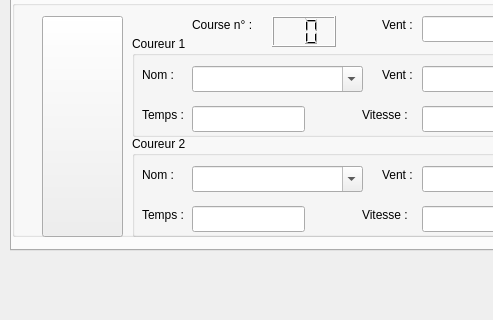
Above: cguisession.ui from PhASnBenoit/appPMV before the change; both pictures show x 0 to 493 and y 139 to 459 of the 792 by 459 pixel window. Below: the same form after it.
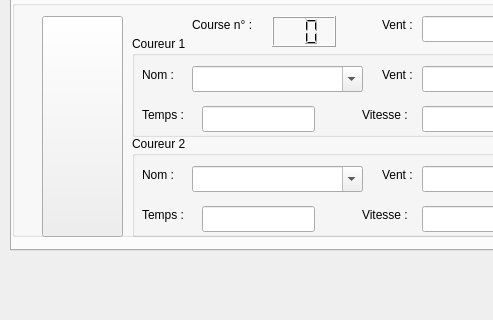
That is the form after the change. Icons and pictures are not drawn.

Commit message: correction affichage

Diff of the .ui file:
```diff
--- a/cguisession.ui
+++ b/cguisession.ui
@@ -163,12 +163,18 @@
        <widget class="QLineEdit" name="leT2">
         <property name="geometry">
          <rect>
-          <x>60</x>
+          <x>70</x>
           <y>70</y>
           <width>113</width>
           <height>26</height>
          </rect>
         </property>
+        <property name="font">
+         <font>
+          <weight>75</weight>
+          <bold>true</bold>
+         </font>
+        </property>
         <property name="readOnly">
          <bool>true</bool>
         </property>
@@ -345,12 +351,18 @@
        <widget class="QLineEdit" name="leT1">
         <property name="geometry">
          <rect>
-          <x>60</x>
+          <x>70</x>
           <y>70</y>
           <width>113</width>
           <height>26</height>
          </rect>
         </property>
+        <property name="font">
+         <font>
+          <weight>75</weight>
+          <bold>true</bold>
+         </font>
+        </property>
         <property name="readOnly">
          <bool>true</bool>
         </property>
```
Left out of the diff: 12 changed lines with no effect on the pictures. The commit also changes 2 other files.
